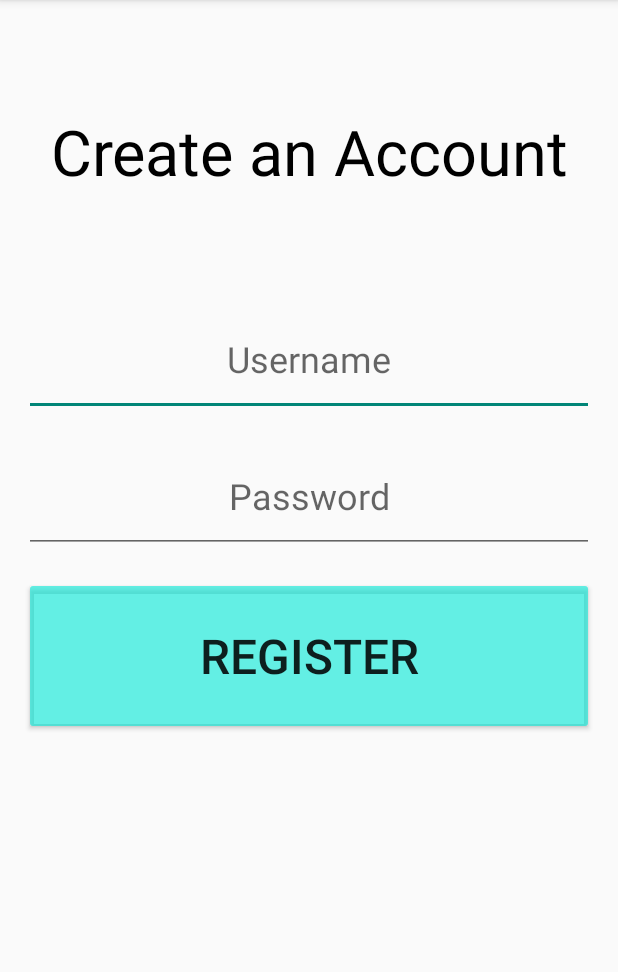
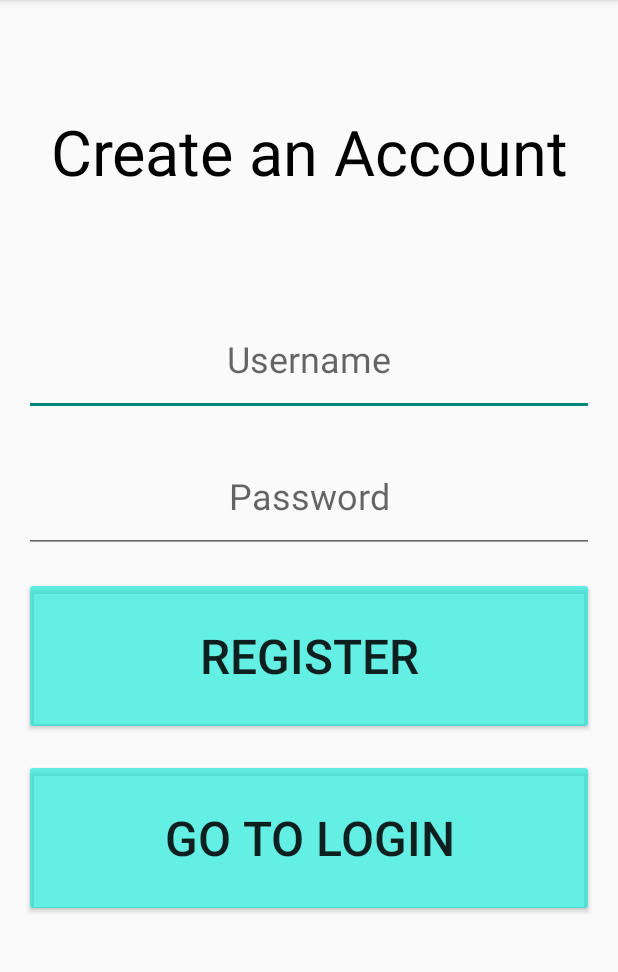
Before and after one commit to jsumagang/Project_2, an Android app: the SignupActivity screen opened directly, with no data from a screen before it, after a tap on "REGISTER", on a phone screen of 412 x 824 dp, the part 84-1056 px from its top. Run offline under Robolectric (Android 15) with nearby library versions, the phone set to English and light mode, and no system bars; our stand-ins replace Room's generated code.

Commit message:
got basic signup functionality, it deletes the testuser1 and admin 1 from the repository

```diff
--- a/app/src/main/java/com/example/project2/Database/DexRepository.java
+++ b/app/src/main/java/com/example/project2/Database/DexRepository.java
@@ -45,9 +45,10 @@ public class DexRepository {
     }
 
 
-    public void insertUser(User... user){
+    public void insertUser(String username, String password){
+        User newUser = new User(username, password);
         DexDatabase.databaseWriteExecutor.execute(()->{
-            userDAO.insert(user);
+            userDAO.insert(newUser);
         });
     }
 
--- a/app/src/main/java/com/example/project2/SignupActivity.java
+++ b/app/src/main/java/com/example/project2/SignupActivity.java
@@ -1,5 +1,7 @@
 package com.example.project2;
 
+import android.content.Context;
+import android.content.Intent;
 import android.os.Bundle;
 import android.widget.Toast;
 
@@ -30,9 +32,13 @@ public class SignupActivity extends AppCompatActivity {
         repository = DexRepository.getRepository(getApplication());
 
         binding.registerButton.setOnClickListener(v -> {
-            @Override
-            public void onClick(View v) {createAccount();}
+            createAccount();
         });
+
+        binding.backToLoginButton.setOnClickListener(v -> {
+            startActivity(LoginActivity.loginIntentFactory(getApplicationContext()));
+        });
+
     }
 
     private void createAccount() {
@@ -48,6 +54,9 @@ public class SignupActivity extends AppCompatActivity {
             return;
         }
 
+        repository.insertUser(username, password);
+
+        toastMaker("Account Created");
 
     }
 
@@ -55,4 +64,8 @@ public class SignupActivity extends AppCompatActivity {
         Toast.makeText(this, message, Toast.LENGTH_SHORT).show();
     }
 
+    static Intent signupIntentFactory(Context context){
+        return new Intent(context, SignupActivity.class);
+    }
+
 }
--- a/app/src/main/res/layout/activity_signup.xml
+++ b/app/src/main/res/layout/activity_signup.xml
@@ -67,7 +67,21 @@
         app:layout_constraintStart_toStartOf="parent"
         app:layout_constraintEnd_toEndOf="parent"
         android:backgroundTint="#A10CE9D7"
-
         />
 
+    <Button
+        android:layout_width="match_parent"
+        android:layout_height="105dp"
+        app:layout_constraintTop_toBottomOf="@id/registerButton"
+        android:id="@+id/backToLoginButton"
+        android:text="Go to Login"
+        android:textSize="32sp"
+        android:layout_margin="16dp"
+        app:layout_constraintStart_toStartOf="parent"
+        app:layout_constraintEnd_toEndOf="parent"
+        android:backgroundTint="#A10CE9D7"
+        />
+
+
+
 </androidx.constraintlayout.widget.ConstraintLayout>
```
Also changed, not shown: app/src/main/java/com/example/project2/LoginActivity.java (+7 -0 lines), app/src/main/res/layout/activity_login.xml (+12 -0 lines).
